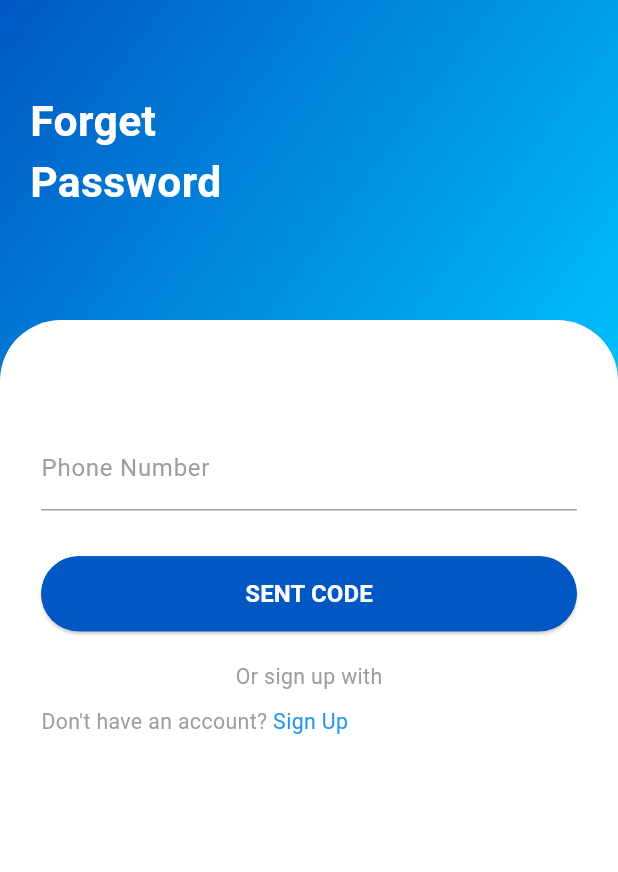
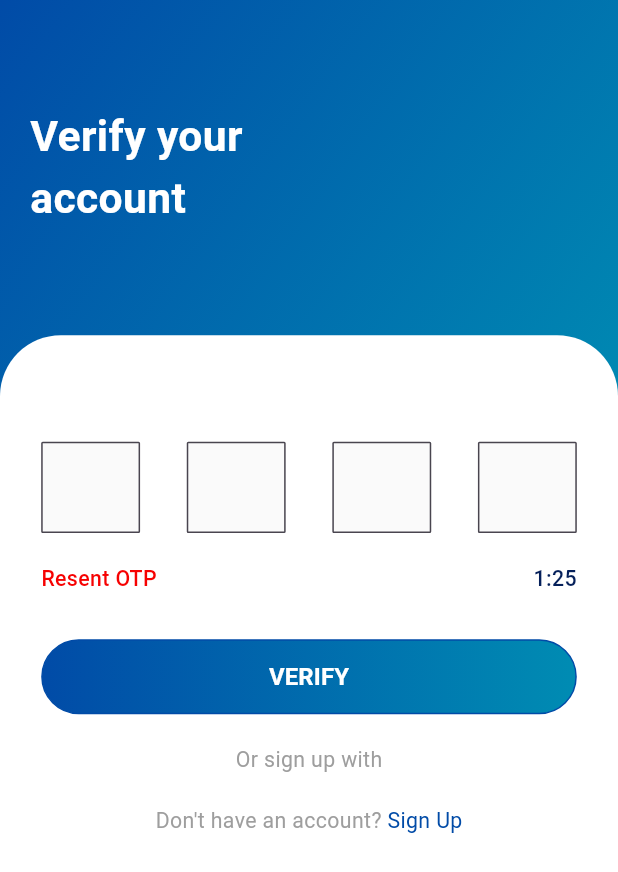
Before and after one commit to zainulabidali/ziya_lottery_app, a Flutter app: the ForgotPasswordView screen opened by its route, after a tap on "SENT CODE", on a phone screen of 412 x 824 dp. Shown: the top 872 px of the screen. Run offline on Flutter 3.47's test engine with Material 3 defaults, Android fonts, the phone set to English and light mode, and no system bars; our stand-ins replace firebase_auth, firebase_core, flutter_screenutil; accounts and stored records are empty; network calls fail; Roboto replaces fonts that are missing (Poppins).

Commit message:
verify your ac ui

```diff
--- a/lib/core/components/custom_button.dart
+++ b/lib/core/components/custom_button.dart
@@ -16,14 +16,28 @@ class CustomButton extends StatelessWidget {
 
   @override
   Widget build(BuildContext context) {
-    return ElevatedButton(
+    return Container(
+      width: double.infinity,
+      height: AppSizes.buttonHeight,
+      decoration: BoxDecoration(
+        gradient: isFilled
+            ? const LinearGradient(
+                colors: [
+                  AppColors.primaryBlue,
+                  AppColors.gradientLight,
+                ],
+                begin: Alignment.centerLeft,
+                end: Alignment.centerRight,
+              )
+            : null,
+        color: isFilled ? null : AppColors.white,
+        borderRadius: BorderRadius.circular(AppSizes.borderRadius),
+        border: Border.all(color: AppColors.primaryBlue, width: 1),
+      ),
+      child: ElevatedButton(
         style: ElevatedButton.styleFrom(
-        backgroundColor:
-            isFilled ? AppColors.primaryBlue : AppColors.white, // 🔹 Blue top color
-        foregroundColor:
-            isFilled ? AppColors.white : AppColors.primaryBlue,
-        side: const BorderSide(color: AppColors.primaryBlue, width: 1),
-        minimumSize: const Size(double.infinity, AppSizes.buttonHeight),
+          backgroundColor: Colors.transparent,
+          shadowColor: Colors.transparent,
           shape: RoundedRectangleBorder(
             borderRadius: BorderRadius.circular(AppSizes.borderRadius),
           ),
@@ -31,7 +45,12 @@ class CustomButton extends StatelessWidget {
         onPressed: onPressed,
         child: Text(
           text,
-        style: const TextStyle(fontSize: 16, fontWeight: FontWeight.w600),
+          style: TextStyle(
+            fontSize: 16,
+            fontWeight: FontWeight.w600,
+            color: isFilled ? AppColors.white : AppColors.primaryBlue,
+          ),
+        ),
       ),
     );
   }
--- a/lib/core/components/custom_textfield.dart
+++ b/lib/core/components/custom_textfield.dart
@@ -7,6 +7,7 @@ class CustomTextField extends StatelessWidget {
   final TextEditingController controller;
   final bool obscure;
   final TextInputType keyboardType;
+  final Color suffixcolor;
 
   const CustomTextField({
     super.key,
@@ -14,7 +15,7 @@ class CustomTextField extends StatelessWidget {
     required this.hint,
     required this.controller,
     this.obscure = false,
-    this.keyboardType = TextInputType.text,
+    this.keyboardType = TextInputType.text, required this.suffixcolor,
   });
 
   @override
@@ -24,6 +25,7 @@ class CustomTextField extends StatelessWidget {
       obscureText: obscure,
       keyboardType: keyboardType,
       decoration: InputDecoration(
+        suffixIcon: Icon(Icons.visibility_off, color: suffixcolor),
         labelText: label,
         hintText: hint,
         labelStyle: const TextStyle(color: AppColors.grey),
--- a/lib/core/constants/app_colors.dart
+++ b/lib/core/constants/app_colors.dart
@@ -1,8 +1,8 @@
 import 'package:flutter/material.dart';
 
 class AppColors {
-  static const Color primaryBlue = Color.fromARGB(255, 1, 88, 194);
-  static const Color gradientLight = Color(0xFF00C6FF);
+  static const Color primaryBlue = Color.fromARGB(255, 1, 75, 167);
+  static const Color gradientLight = Color.fromARGB(255, 0, 140, 179);
   static const Color white = Colors.white;
   static const Color black = Colors.black;
   static const Color grey = Colors.grey;
--- a/lib/core/constants/app_strings.dart
+++ b/lib/core/constants/app_strings.dart
@@ -10,6 +10,15 @@ class AppStrings {
   static const rememberMe = "Remember me";
   static const forgetPass = "Forget password?";
   static const orSignUpWith = "Or sign up with";
+  static const Donthave = "Don't have an account?";
+  static const verifyyouraccount = "Verify your\naccount";
+  static const createnew_pass = "Create new\npassword";
+  static const newPass = "New Password";
+  static const conformPass = "Conform Password";
+    static const resetPass = "RESET PASSWORD";
+
+
   static const noAccount = "Sign Up";
   static const sentCode = "SENT CODE";
+  static const verify = "VERIFY";
 }
--- a/lib/screens/auth/forgot_password_view.dart
+++ b/lib/screens/auth/forgot_password_view.dart
@@ -1,14 +1,13 @@
 import 'package:flutter/material.dart';
 import 'package:flutter_screenutil/flutter_screenutil.dart';
-import 'package:lottery_app/core/constants/app_colors.dart';
 import 'package:lottery_app/providers.dart/auth_provider.dart';
+import 'package:lottery_app/screens/auth/sign_in_view.dart';
+import 'package:lottery_app/screens/auth/verify_account.dart';
 import 'package:provider/provider.dart';
 import '../../../core/constants/app_strings.dart';
 import '../../../core/components/custom_button.dart';
 import '../../../core/components/custom_textfield.dart';
-import '../../../core/components/gradient_background.dart';
 import '../../../core/components/spacing.dart';
-import '../../../controllers/auth_controller.dart';
 
 class ForgotPasswordView extends StatelessWidget {
   const ForgotPasswordView({super.key});
@@ -21,24 +20,12 @@ class ForgotPasswordView extends StatelessWidget {
     return Scaffold(
       body: Stack(
         children: [
-          Container(
-            height: 300.h,
-            decoration: const BoxDecoration(
-              gradient: LinearGradient(
-                colors: [AppColors.primaryBlue, AppColors.gradientLight],
-                begin: Alignment.topLeft,
-                end: Alignment.bottomRight,
-              ),
-              borderRadius: BorderRadius.only(
-                bottomLeft: Radius.circular(40),
-                bottomRight: Radius.circular(40),
-              ),
-            ),
-          ),
+          bg_top_widget(),
+
           Column(
             crossAxisAlignment: CrossAxisAlignment.start,
             children: [
-              Spacing.height(40),
+              Spacing.height(50),
 
               Padding(
                 padding: const EdgeInsets.all(20.0),
@@ -75,12 +62,19 @@ class ForgotPasswordView extends StatelessWidget {
                         label: AppStrings.phoneNumber,
                         hint: '0987654321',
                         controller: phoneController,
-                        keyboardType: TextInputType.phone,
+                        keyboardType: TextInputType.phone, suffixcolor:  Colors.white,
                       ),
                       Spacing.height(30),
                       CustomButton(
                         text: AppStrings.sentCode,
-                        onPressed: () => AuthController.handleSendCode(context),
+                        onPressed: () {
+                          Navigator.push(
+                            context,
+                            MaterialPageRoute(
+                              builder: (context) => VerifyAccount_view(),
+                            ),
+                          );
+                        },
                       ),
                       Spacing.height(20),
                       Center(
@@ -93,25 +87,8 @@ class ForgotPasswordView extends StatelessWidget {
                                 fontSize: 14.sp,
                               ),
                             ),
-                            Spacing.height(10),
-                            Row(
-                              children: [
-                                Text(
-                                  "Don't have an account? ",
-                                  style: TextStyle(
-                                    color: Colors.grey,
-                                    fontSize: 14.sp,
-                                  ),
-                                ),
-                                Text(
-                                  AppStrings.noAccount,
-                                  style: TextStyle(
-                                    color: Colors.blue,
-                                    fontSize: 14.sp,
-                                  ),
-                                ),
-                              ],
-                            ),
+                            Spacing.height(20),
+                            donthave(),
                           ],
                         ),
                       ),
@@ -126,3 +103,27 @@ class ForgotPasswordView extends StatelessWidget {
     );
   }
 }
+
+class donthave extends StatelessWidget {
+  const donthave({super.key});
+
+  @override
+  Widget build(BuildContext context) {
+    return Row(
+      mainAxisAlignment: MainAxisAlignment.center,
+      children: [
+        Text(
+          "Don't have an account? ",
+          style: TextStyle(color: Colors.grey, fontSize: 14.sp),
+        ),
+        Text(
+          AppStrings.noAccount,
+          style: TextStyle(
+            color: Color.fromARGB(255, 1, 75, 167),
+            fontSize: 14.sp,
+          ),
+        ),
+      ],
+    );
+  }
+}
--- a/lib/screens/auth/sign_in_view.dart
+++ b/lib/screens/auth/sign_in_view.dart
@@ -2,6 +2,7 @@ import 'package:flutter/material.dart';
 import 'package:flutter_screenutil/flutter_screenutil.dart';
 import 'package:lottery_app/core/constants/app_colors.dart';
 import 'package:lottery_app/providers.dart/auth_provider.dart';
+import 'package:lottery_app/screens/auth/forgot_password_view.dart';
 import 'package:provider/provider.dart';
 import '../../../core/constants/app_strings.dart';
 import '../../../core/components/custom_button.dart';
@@ -21,18 +22,7 @@ class SignInView extends StatelessWidget {
     return Scaffold(
       body: Stack(
         children: [
-            Container(
-                    height: 300.h,
-                    decoration: const BoxDecoration(
-                      gradient: LinearGradient(
-                        colors: [AppColors.primaryBlue, AppColors.gradientLight],
-                        begin: Alignment.topLeft,
-                        end: Alignment.bottomRight,
-                      ),
-
-                    ),
-
-                  ),
+            bg_top_widget(),
            SingleChildScrollView(
 
               child: Column(
@@ -73,14 +63,14 @@ class SignInView extends StatelessWidget {
                           label: AppStrings.phoneNumber,
                           hint: '0987654321',
                           controller: phoneController,
-                          keyboardType: TextInputType.phone,
+                          keyboardType: TextInputType.phone, suffixcolor: Colors.white,
                         ),
                         Spacing.height(20),
                         CustomTextField(
                           label: AppStrings.password,
                           hint: '******',
                           controller: passController,
-                          obscure: true,
+                          obscure: true, suffixcolor: Colors.white,
                         ),
                         Row(
                           mainAxisAlignment: MainAxisAlignment.spaceBetween,
@@ -119,13 +109,8 @@ class SignInView extends StatelessWidget {
                                 ),
                               ),
                               Spacing.height(10),
-                              Text(
-                                AppStrings.noAccount,
-                                style: TextStyle(
-                                  color: Colors.blue,
-                                  fontSize: 14.sp,
-                                ),
-                              ),
+                                                         donthave(),
+
                             ],
                           ),
                         ),
@@ -142,3 +127,25 @@ class SignInView extends StatelessWidget {
     );
   }
 }
+
+class bg_top_widget extends StatelessWidget {
+  const bg_top_widget({
+    super.key,
+  });
+
+  @override
+  Widget build(BuildContext context) {
+    return Container(
+            height: 300.h,
+            decoration: const BoxDecoration(
+              gradient: LinearGradient(
+                colors: [AppColors.primaryBlue, AppColors.gradientLight],
+                begin: Alignment.topLeft,
+                end: Alignment.bottomRight,
+              ),
+
+            ),
+
+          );
+  }
+}
--- /dev/null
+++ b/lib/screens/auth/verify_account.dart
@@ -0,0 +1,162 @@
+import 'package:flutter/material.dart';
+import 'package:flutter_screenutil/flutter_screenutil.dart';
+import 'package:lottery_app/screens/auth/create_new_pass.dart';
+import 'package:lottery_app/screens/auth/forgot_password_view.dart';
+import 'package:lottery_app/screens/auth/sign_in_view.dart' hide bg_top_widget;
+import '../../../core/constants/app_strings.dart';
+import '../../../core/components/custom_button.dart';
+import '../../../core/components/spacing.dart';
+
+class VerifyAccount_view extends StatelessWidget {
+  const VerifyAccount_view({super.key});
+
+  @override
+  Widget build(BuildContext context) {
+    return Scaffold(
+      body: Stack(
+        children: [
+          bg_top_widget(),
+
+          Column(
+            crossAxisAlignment: CrossAxisAlignment.start,
+            children: [
+              Spacing.height(50),
+
+              Padding(
+                padding: const EdgeInsets.all(20.0),
+                child: Text(
+                  AppStrings.verifyyouraccount,
+                  style: TextStyle(
+                    fontSize: 28.sp,
+                    fontWeight: FontWeight.bold,
+                    color: Colors.white,
+                  ),
+                ),
+              ),
+
+              Spacing.height(50),
+              Expanded(
+                child: Container(
+                  width: double.infinity,
+                  padding: EdgeInsets.symmetric(
+                    horizontal: 25.w,
+                    vertical: 40.h,
+                  ),
+                  decoration: BoxDecoration(
+                    color: Colors.white,
+                    borderRadius: BorderRadius.only(
+                      topLeft: Radius.circular(40.r),
+                      topRight: Radius.circular(40.r),
+                    ),
+                  ),
+                  child: Column(
+                    crossAxisAlignment: CrossAxisAlignment.start,
+                    children: [
+                      Spacing.height(30),
+
+                      // OTP Input Boxes
+                      Row(
+                        mainAxisAlignment: MainAxisAlignment.spaceBetween,
+                        children: List.generate(4, (index) {
+                          return SizedBox(
+                            width: 60.w,
+                            height: 60.h,
+                            child: TextField(
+                              textAlign: TextAlign.center,
+                              keyboardType: TextInputType.number,
+                              maxLength: 1,
+                              style: TextStyle(
+                                fontSize: 20.sp,
+                                fontWeight: FontWeight.bold,
+                              ),
+                              decoration: InputDecoration(
+                                counterText: '',
+                                border: OutlineInputBorder(
+                                  borderRadius: BorderRadius.circular(1.r),
+                                  borderSide: const BorderSide(
+                                    color: Color.fromARGB(255, 220, 218, 218),
+                                  ),
+                                ),
+                                focusedBorder: OutlineInputBorder(
+                                  borderRadius: BorderRadius.circular(8.r),
+                                  borderSide: const BorderSide(
+                                    color: Color.fromARGB(255, 187, 187, 187),
+                                  ),
+                                ),
+                                filled: true,
+                                fillColor: Colors.grey[50],
+                              ),
+                            ),
+                          );
+                        }),
+                      ),
+
+                      Spacing.height(20),
+
+                      // Resend and Timer
+                      Row(
+                        mainAxisAlignment: MainAxisAlignment.spaceBetween,
+                        children: [
+                          GestureDetector(
+                            onTap: () {
+                              // Resend OTP functionality
+                            },
+                            child: Text(
+                              'Resent OTP',
+                              style: TextStyle(
+                                color: const Color.fromARGB(255, 246, 1, 1),
+                                fontSize: 14.sp,
+                                fontWeight: FontWeight.w500,
+                              ),
+                            ),
+                          ),
+                          Text(
+                            '1:25',
+                            style: TextStyle(
+                              color: const Color.fromARGB(255, 5, 32, 90),
+                              fontSize: 14.sp,
+                              fontWeight: FontWeight.w500,
+                            ),
+                          ),
+                        ],
+                      ),
+
+                      Spacing.height(30),
+                      CustomButton(
+                        text: AppStrings.verify,
+                        onPressed: () {
+                          Navigator.push(
+                            context,
+                            MaterialPageRoute(
+                              builder: (context) => CreateNewPass_view(),
+                            ),
+                          );
+                        },
+                      ),
+                      Spacing.height(20),
+                      Center(
+                        child: Column(
+                          children: [
+                            Text(
+                              AppStrings.orSignUpWith,
+                              style: TextStyle(
+                                color: Colors.grey,
+                                fontSize: 14.sp,
+                              ),
+                            ),
+                            Spacing.height(20),
+                            donthave(),
+                          ],
+                        ),
+                      ),
+                    ],
+                  ),
+                ),
+              ),
+            ],
+          ),
+        ],
+      ),
+    );
+  }
+}
```
Also changed, not shown: lib/screens/auth/create_new_pass.dart (added, +114 -0 lines). Lines whose indentation alone changed are shown as unchanged.
